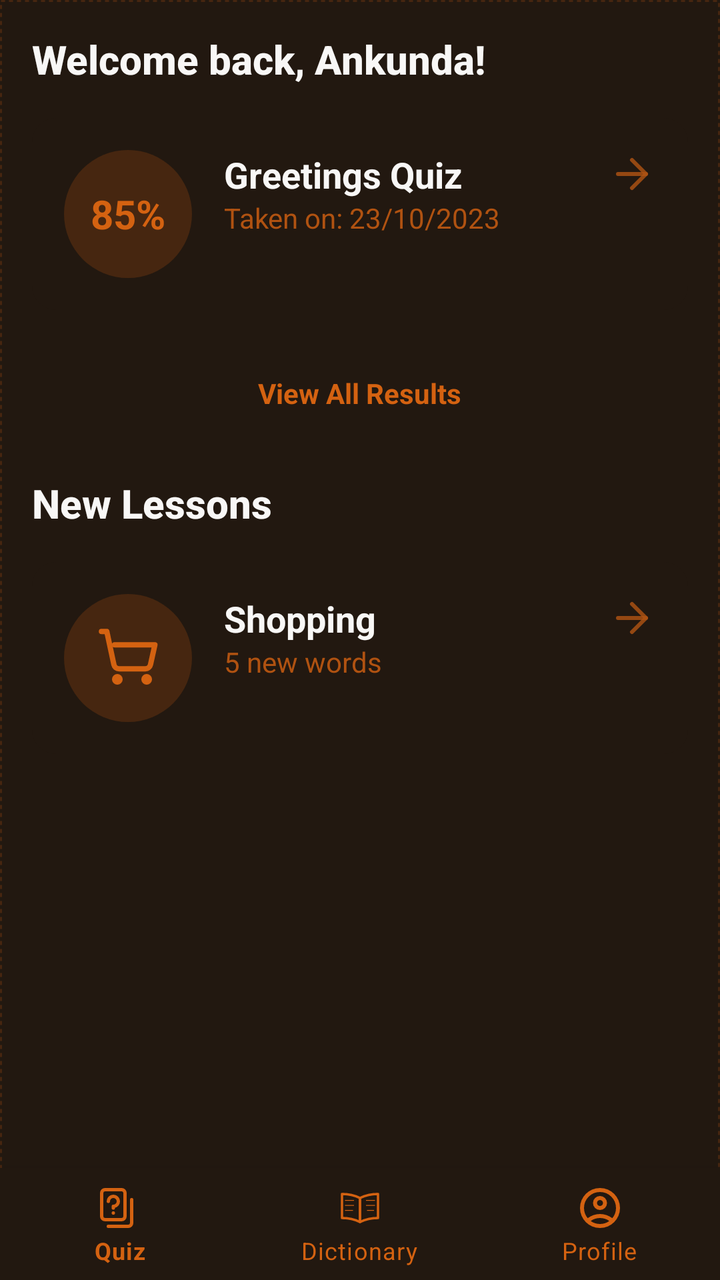
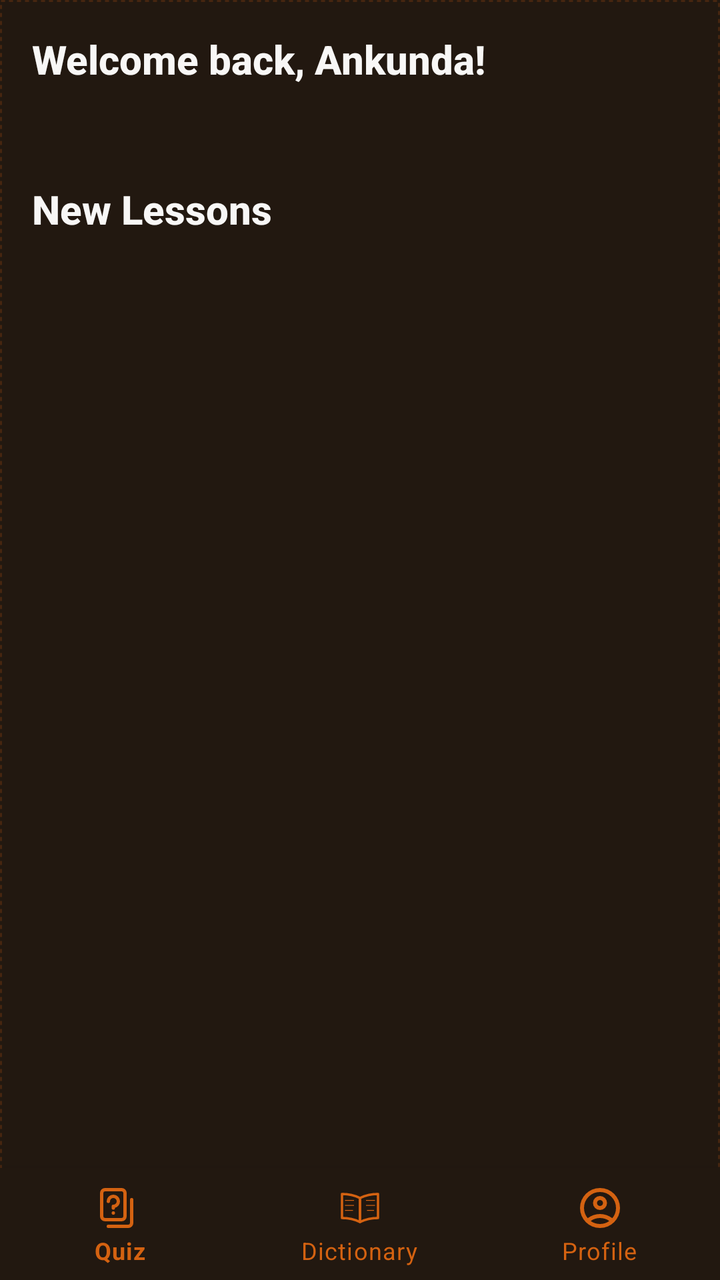

The first picture is an Android layout as it rendered before a commit; the second is the same layout after the commit. The layout source and the unified diff follow.
<!-- AndroidManifest.xml: application theme Theme.RukigaApp -->
<!-- res/layout/fragment_home.xml -->
<?xml version="1.0" encoding="utf-8"?>
<androidx.coordinatorlayout.widget.CoordinatorLayout xmlns:android="http://schemas.android.com/apk/res/android"
    xmlns:app="http://schemas.android.com/apk/res-auto"
    android:layout_width="match_parent"
    android:layout_height="match_parent"
    android:background="@color/background_light">

    <LinearLayout
        android:layout_width="match_parent"
        android:layout_height="match_parent"
        android:orientation="vertical">

        

        
        <androidx.core.widget.NestedScrollView
            android:layout_width="match_parent"
            android:layout_height="0dp"
            android:layout_weight="1"
            android:background="@drawable/bg_african_pattern">

            <LinearLayout
                android:layout_width="match_parent"
                android:layout_height="wrap_content"
                android:orientation="vertical">

                
                <LinearLayout
                    android:layout_width="match_parent"
                    android:layout_height="wrap_content"
                    android:orientation="vertical"
                    android:padding="16dp">

                    <TextView
                        android:layout_width="match_parent"
                        android:layout_height="wrap_content"
                        android:text="Welcome back, Ankunda!"
                        android:textAppearance="@style/TextAppearance.AppCompat.Title"
                        android:textColor="@color/text_primary_dark"
                        android:textStyle="bold"
                        android:layout_marginBottom="16dp" />

                    
                    <androidx.cardview.widget.CardView
                        android:layout_width="match_parent"
                        android:layout_height="wrap_content"
                        android:layout_marginBottom="16dp"
                        app:cardCornerRadius="12dp"
                        app:cardBackgroundColor="@color/background_light_50"
                        app:cardElevation="0dp"
                        app:strokeColor="@color/border_primary_20"
                        app:strokeWidth="1dp">

                        <LinearLayout
                            android:layout_width="match_parent"
                            android:layout_height="wrap_content"
                            android:orientation="horizontal"
                            android:padding="16dp">

                            <LinearLayout
                                android:layout_width="64dp"
                                android:layout_height="64dp"
                                android:background="@drawable/bg_circle_primary_20"
                                android:gravity="center">

                                <TextView
                                    android:layout_width="wrap_content"
                                    android:layout_height="wrap_content"
                                    android:text="85%"
                                    android:textColor="@color/colorPrimary"
                                    android:textSize="20sp"
                                    android:textStyle="bold" />
                            </LinearLayout>

                            <LinearLayout
                                android:layout_width="0dp"
                                android:layout_height="wrap_content"
                                android:layout_weight="1"
                                android:orientation="vertical"
                                android:paddingStart="16dp"
                                android:paddingEnd="16dp">

                                <TextView
                                    android:layout_width="wrap_content"
                                    android:layout_height="wrap_content"
                                    android:text="Greetings Quiz"
                                    android:textColor="@color/text_primary_dark"
                                    android:textSize="18sp"
                                    android:textStyle="bold" />

                                <TextView
                                    android:layout_width="wrap_content"
                                    android:layout_height="wrap_content"
                                    android:text="Taken on: 23/10/2023"
                                    android:textColor="@color/primary_80"
                                    android:textSize="14sp" />
                            </LinearLayout>

                            <ImageButton
                                android:layout_width="wrap_content"
                                android:layout_height="wrap_content"
                                android:background="?attr/selectableItemBackgroundBorderless"
                                android:src="@drawable/ic_arrow_right"
                                app:tint="@color/primary_80" />
                        </LinearLayout>
                    </androidx.cardview.widget.CardView>

                    

                    <TextView
                        android:layout_width="wrap_content"
                        android:layout_height="wrap_content"
                        android:text="View All Results"
                        android:textColor="@color/colorPrimary"
                        android:textStyle="bold"
                        android:layout_gravity="center_horizontal"
                        android:layout_marginTop="16dp" />

                </LinearLayout>

                
                <LinearLayout
                    android:layout_width="match_parent"
                    android:layout_height="wrap_content"
                    android:orientation="vertical"
                    android:padding="16dp">

                    <TextView
                        android:layout_width="match_parent"
                        android:layout_height="wrap_content"
                        android:text="New Lessons"
                        android:textAppearance="@style/TextAppearance.AppCompat.Title"
                        android:textColor="@color/text_primary_dark"
                        android:textStyle="bold"
                        android:layout_marginBottom="16dp" />

                    
                    <androidx.cardview.widget.CardView
                        android:layout_width="match_parent"
                        android:layout_height="wrap_content"
                        android:layout_marginBottom="16dp"
                        app:cardCornerRadius="12dp"
                        app:cardBackgroundColor="@color/background_light_50"
                        app:cardElevation="0dp"
                        app:strokeColor="@color/border_primary_20"
                        app:strokeWidth="1dp">

                        <LinearLayout
                            android:layout_width="match_parent"
                            android:layout_height="wrap_content"
                            android:orientation="horizontal"
                            android:padding="16dp">

                            <LinearLayout
                                android:layout_width="64dp"
                                android:layout_height="64dp"
                                android:background="@drawable/bg_circle_primary_20"
                                android:gravity="center">

                                <ImageView
                                    android:layout_width="32dp"
                                    android:layout_height="32dp"
                                    android:src="@drawable/ic_shopping_cart"
                                    app:tint="@color/colorPrimary" />
                            </LinearLayout>

                            <LinearLayout
                                android:layout_width="0dp"
                                android:layout_height="wrap_content"
                                android:layout_weight="1"
                                android:orientation="vertical"
                                android:paddingStart="16dp"
                                android:paddingEnd="16dp">

                                <TextView
                                    android:layout_width="wrap_content"
                                    android:layout_height="wrap_content"
                                    android:text="Shopping"
                                    android:textColor="@color/text_primary_dark"
                                    android:textSize="18sp"
                                    android:textStyle="bold" />

                                <TextView
                                    android:layout_width="wrap_content"
                                    android:layout_height="wrap_content"
                                    android:text="5 new words"
                                    android:textColor="@color/primary_80"
                                    android:textSize="14sp" />
                            </LinearLayout>

                            <ImageButton
                                android:layout_width="wrap_content"
                                android:layout_height="wrap_content"
                                android:background="?attr/selectableItemBackgroundBorderless"
                                android:src="@drawable/ic_arrow_right"
                                app:tint="@color/primary_80" />
                        </LinearLayout>
                    </androidx.cardview.widget.CardView>

                    

                </LinearLayout>

            </LinearLayout>
        </androidx.core.widget.NestedScrollView>

    </LinearLayout>

    
    <com.google.android.material.bottomnavigation.BottomNavigationView
        android:id="@+id/bottom_navigation"
        android:layout_width="match_parent"
        android:layout_height="wrap_content"
        android:layout_gravity="bottom"
        android:background="@color/background_light"
        app:itemIconTint="@color/colorPrimary"
        app:itemTextColor="@color/colorPrimary"
        app:menu="@menu/bottom_nav_menu" />

</androidx.coordinatorlayout.widget.CoordinatorLayout>
<!-- resources referenced by this layout -->
<resources>
  <color name="background_light">#221810</color>
  <color name="background_light_50">#80221810</color>
  <color name="border_primary_20">#33d46211</color>
  <color name="colorPrimary">#d46211</color>
  <color name="primary_80">#ccd46211</color>
  <color name="text_primary_dark">#f8f7f6</color>
  <!-- drawable bg_african_pattern (drawable) -->
  <?xml version="1.0" encoding="utf-8"?>
  <layer-list xmlns:android="http://schemas.android.com/apk/res/android">
      <item>
          <color android:color="@color/background_light"/>
      </item>
      <item>
          <shape android:shape="rectangle">
              <stroke
                  android:width="1dp"
                  android:color="@color/primary_20"
                  android:dashWidth="2dp"
                  android:dashGap="2dp"/>
          </shape>
      </item>
  </layer-list>
  <!-- drawable bg_circle_primary_20 (drawable) -->
  <?xml version="1.0" encoding="utf-8"?>
  <shape xmlns:android="http://schemas.android.com/apk/res/android"
  android:shape="oval">
  <solid android:color="@color/primary_20" />
  </shape>
  <!-- drawable ic_arrow_right (drawable) -->
  <?xml version="1.0" encoding="utf-8"?>
  <vector xmlns:android="http://schemas.android.com/apk/res/android"
  android:width="24dp"
  android:height="24dp"
  android:viewportWidth="24"
  android:viewportHeight="24">
  <path
      android:pathData="M5,12L19,12"
      android:strokeWidth="2"
      android:fillColor="#00000000"
      android:strokeColor="@color/primary_80"
      android:strokeLineCap="round"
      android:strokeLineJoin="round"/>
  <path
      android:pathData="M12,5L19,12L12,19"
      android:strokeWidth="2"
      android:fillColor="#00000000"
      android:strokeColor="@color/primary_80"
      android:strokeLineCap="round"
      android:strokeLineJoin="round"/>
  </vector>
  <!-- drawable ic_shopping_cart (drawable) -->
  <?xml version="1.0" encoding="utf-8"?>
  <vector xmlns:android="http://schemas.android.com/apk/res/android"
  android:width="32dp"
  android:height="32dp"
  android:viewportWidth="24"
  android:viewportHeight="24">
  <path
      android:pathData="M8,21a1,1 0,1 0,0 -2,1 1,0 0,0 0,2z"
      android:strokeWidth="2"
      android:fillColor="#00000000"
      android:strokeColor="@color/colorPrimary"
      android:strokeLineCap="round"
      android:strokeLineJoin="round"/>
  <path
      android:pathData="M19,21a1,1 0,1 0,0 -2,1 1,0 0,0 0,2z"
      android:strokeWidth="2"
      android:fillColor="#00000000"
      android:strokeColor="@color/colorPrimary"
      android:strokeLineCap="round"
      android:strokeLineJoin="round"/>
  <path
      android:pathData="M2.05,2.05h2l2.66,12.42a2,2 0,0 0,2 1.58h9.78a2,2 0,0 0,1.95 -1.57l1.65,-7.43h-15.1"
      android:strokeWidth="2"
      android:fillColor="#00000000"
      android:strokeColor="@color/colorPrimary"
      android:strokeLineCap="round"
      android:strokeLineJoin="round"/>
  </vector>
  <style name="Theme.RukigaApp" parent="Theme.MaterialComponents.DayNight.DarkActionBar">
          
          <item name="colorPrimary">@color/brown</item>
          <item name="colorPrimaryVariant">@color/brown</item>
          <item name="colorOnPrimary">@color/white</item>
          
          <item name="colorSecondary">@color/light_brown</item>
          <item name="colorSecondaryVariant">@color/light_brown</item>
          <item name="colorOnSecondary">@color/black</item>
          
          <item name="android:statusBarColor">@color/brown</item>
          
      </style>
  <color name="primary_20">#33d46211</color>
  <color name="brown">#833A0E</color>
  <color name="white">#FFFFFFFF</color>
  <color name="light_brown">#C48C7468</color>
  <color name="black">#FF000000</color>
</resources>

<!-- the commit's change to res/layout/fragment_home.xml (unified diff, before → after) -->
@@ -1,22 +1,23 @@
 <?xml version="1.0" encoding="utf-8"?>
-<androidx.coordinatorlayout.widget.CoordinatorLayout xmlns:android="http://schemas.android.com/apk/res/android"
+<androidx.coordinatorlayout.widget.CoordinatorLayout
+    xmlns:android="http://schemas.android.com/apk/res/android"
     xmlns:app="http://schemas.android.com/apk/res-auto"
     android:layout_width="match_parent"
     android:layout_height="match_parent"
     android:background="@color/background_light">
 
+    
     <LinearLayout
         android:layout_width="match_parent"
         android:layout_height="match_parent"
         android:orientation="vertical">
 
         
-
-        
         <androidx.core.widget.NestedScrollView
             android:layout_width="match_parent"
             android:layout_height="0dp"
             android:layout_weight="1"
+            android:fillViewport="true"
             android:background="@drawable/bg_african_pattern">
 
             <LinearLayout
@@ -25,181 +26,83 @@
                 android:orientation="vertical">
 
                 
-                <LinearLayout
+                <androidx.constraintlayout.widget.ConstraintLayout
                     android:layout_width="match_parent"
                     android:layout_height="wrap_content"
-                    android:orientation="vertical"
                     android:padding="16dp">
 
                     <TextView
-                        android:layout_width="match_parent"
+                        android:id="@+id/welcomeText"
+                        android:layout_width="0dp"
                         android:layout_height="wrap_content"
                         android:text="Welcome back, Ankunda!"
                         android:textAppearance="@style/TextAppearance.AppCompat.Title"
                         android:textColor="@color/text_primary_dark"
                         android:textStyle="bold"
-                        android:layout_marginBottom="16dp" />
+                        app:layout_constraintTop_toTopOf="parent"
+                        app:layout_constraintStart_toStartOf="parent"
+                        app:layout_constraintEnd_toEndOf="parent"/>
 
                     
-                    <androidx.cardview.widget.CardView
-                        android:layout_width="match_parent"
-                        android:layout_height="wrap_content"
-                        android:layout_marginBottom="16dp"
-                        app:cardCornerRadius="12dp"
-                        app:cardBackgroundColor="@color/background_light_50"
-                        app:cardElevation="0dp"
-                        app:strokeColor="@color/border_primary_20"
-                        app:strokeWidth="1dp">
-
-                        <LinearLayout
-                            android:layout_width="match_parent"
-                            android:layout_height="wrap_content"
-                            android:orientation="horizontal"
-                            android:padding="16dp">
-
-                            <LinearLayout
-                                android:layout_width="64dp"
-                                android:layout_height="64dp"
-                                android:background="@drawable/bg_circle_primary_20"
-                                android:gravity="center">
-
-                                <TextView
-                                    android:layout_width="wrap_content"
-                                    android:layout_height="wrap_content"
-                                    android:text="85%"
-                                    android:textColor="@color/colorPrimary"
-                                    android:textSize="20sp"
-                                    android:textStyle="bold" />
-                            </LinearLayout>
-
-                            <LinearLayout
-                                android:layout_width="0dp"
-                                android:layout_height="wrap_content"
-                                android:layout_weight="1"
-                                android:orientation="vertical"
-                                android:paddingStart="16dp"
-                                android:paddingEnd="16dp">
-
-                                <TextView
-                                    android:layout_width="wrap_content"
-                                    android:layout_height="wrap_content"
-                                    android:text="Greetings Quiz"
-                                    android:textColor="@color/text_primary_dark"
-                                    android:textSize="18sp"
-                                    android:textStyle="bold" />
-
-                                <TextView
-                                    android:layout_width="wrap_content"
-                                    android:layout_height="wrap_content"
-                                    android:text="Taken on: 23/10/2023"
-                                    android:textColor="@color/primary_80"
-                                    android:textSize="14sp" />
-                            </LinearLayout>
-
-                            <ImageButton
-                                android:layout_width="wrap_content"
-                                android:layout_height="wrap_content"
-                                android:background="?attr/selectableItemBackgroundBorderless"
-                                android:src="@drawable/ic_arrow_right"
-                                app:tint="@color/primary_80" />
-                        </LinearLayout>
-                    </androidx.cardview.widget.CardView>
-
-                    
-
                     <TextView
+                        android:id="@+id/emptyStateText"
                         android:layout_width="wrap_content"
                         android:layout_height="wrap_content"
-                        android:text="View All Results"
-                        android:textColor="@color/colorPrimary"
-                        android:textStyle="bold"
-                        android:layout_gravity="center_horizontal"
-                        android:layout_marginTop="16dp" />
+                        android:layout_marginTop="24dp"
+                        android:padding="24dp"
+                        android:text="@string/no_quiz_results"
+                        android:textAlignment="center"
+                        android:textSize="16sp"
+                        android:textColor="@color/text_primary_dark"
+                        android:clickable="true"
+                        android:focusable="true"
+                        android:background="?attr/selectableItemBackground"
+                        android:visibility="gone"
+                        app:layout_constraintTop_toBottomOf="@id/welcomeText"
+                        app:layout_constraintStart_toStartOf="parent"
+                        app:layout_constraintEnd_toEndOf="parent"/>
 
-                </LinearLayout>
+                    <androidx.recyclerview.widget.RecyclerView
+                        android:id="@+id/quizHistoryRecyclerView"
+                        android:layout_width="0dp"
+                        android:layout_height="wrap_content"
+                        android:layout_marginTop="16dp"
+                        android:nestedScrollingEnabled="false"
+                        app:layout_constraintTop_toBottomOf="@id/welcomeText"
+                        app:layout_constraintStart_toStartOf="parent"
+                        app:layout_constraintEnd_toEndOf="parent"/>
+
+                </androidx.constraintlayout.widget.ConstraintLayout>
 
                 
-                <LinearLayout
+                <androidx.constraintlayout.widget.ConstraintLayout
                     android:layout_width="match_parent"
                     android:layout_height="wrap_content"
-                    android:orientation="vertical"
                     android:padding="16dp">
 
                     <TextView
-                        android:layout_width="match_parent"
+                        android:id="@+id/newLessonsTitle"
+                        android:layout_width="0dp"
                         android:layout_height="wrap_content"
                         android:text="New Lessons"
                         android:textAppearance="@style/TextAppearance.AppCompat.Title"
                         android:textColor="@color/text_primary_dark"
                         android:textStyle="bold"
-                        android:layout_marginBottom="16dp" />
+                        app:layout_constraintTop_toTopOf="parent"
+                        app:layout_constraintStart_toStartOf="parent"
+                        app:layout_constraintEnd_toEndOf="parent"/>
 
-                    
-                    <androidx.cardview.widget.CardView
-                        android:layout_width="match_parent"
+                    <androidx.recyclerview.widget.RecyclerView
+                        android:id="@+id/lessonRecyclerView"
+                        android:layout_width="0dp"
                         android:layout_height="wrap_content"
-                        android:layout_marginBottom="16dp"
-                        app:cardCornerRadius="12dp"
-                        app:cardBackgroundColor="@color/background_light_50"
-                        app:cardElevation="0dp"
-                        app:strokeColor="@color/border_primary_20"
-                        app:strokeWidth="1dp">
+                        android:layout_marginTop="16dp"
+                        android:nestedScrollingEnabled="false"
+                        app:layout_constraintTop_toBottomOf="@id/newLessonsTitle"
+                        app:layout_constraintStart_toStartOf="parent"
+                        app:layout_constraintEnd_toEndOf="parent"/>
 
-                        <LinearLayout
-                            android:layout_width="match_parent"
-                            android:layout_height="wrap_content"
-                            android:orientation="horizontal"
-                            android:padding="16dp">
-
-                            <LinearLayout
-                                android:layout_width="64dp"
-                                android:layout_height="64dp"
-                                android:background="@drawable/bg_circle_primary_20"
-                                android:gravity="center">
-
-                                <ImageView
-                                    android:layout_width="32dp"
-                                    android:layout_height="32dp"
-                                    android:src="@drawable/ic_shopping_cart"
-                                    app:tint="@color/colorPrimary" />
-                            </LinearLayout>
-
-                            <LinearLayout
-                                android:layout_width="0dp"
-                                android:layout_height="wrap_content"
-                                android:layout_weight="1"
-                                android:orientation="vertical"
-                                android:paddingStart="16dp"
-                                android:paddingEnd="16dp">
-
-                                <TextView
-                                    android:layout_width="wrap_content"
-                                    android:layout_height="wrap_content"
-                                    android:text="Shopping"
-                                    android:textColor="@color/text_primary_dark"
-                                    android:textSize="18sp"
-                                    android:textStyle="bold" />
-
-                                <TextView
-                                    android:layout_width="wrap_content"
-                                    android:layout_height="wrap_content"
-                                    android:text="5 new words"
-                                    android:textColor="@color/primary_80"
-                                    android:textSize="14sp" />
-                            </LinearLayout>
-
-                            <ImageButton
-                                android:layout_width="wrap_content"
-                                android:layout_height="wrap_content"
-                                android:background="?attr/selectableItemBackgroundBorderless"
-                                android:src="@drawable/ic_arrow_right"
-                                app:tint="@color/primary_80" />
-                        </LinearLayout>
-                    </androidx.cardview.widget.CardView>
-
-                    
-
-                </LinearLayout>
+                </androidx.constraintlayout.widget.ConstraintLayout>
 
             </LinearLayout>
         </androidx.core.widget.NestedScrollView>
<!-- resource entries referenced after the edit -->
@@ -1,10 +1,7 @@
 <!-- resources referenced by this layout -->
 <resources>
   <color name="background_light">#221810</color>
-  <color name="background_light_50">#80221810</color>
-  <color name="border_primary_20">#33d46211</color>
   <color name="colorPrimary">#d46211</color>
-  <color name="primary_80">#ccd46211</color>
   <color name="text_primary_dark">#f8f7f6</color>
   <!-- drawable bg_african_pattern (drawable) -->
   <?xml version="1.0" encoding="utf-8"?>
@@ -22,63 +19,7 @@
           </shape>
       </item>
   </layer-list>
-  <!-- drawable bg_circle_primary_20 (drawable) -->
-  <?xml version="1.0" encoding="utf-8"?>
-  <shape xmlns:android="http://schemas.android.com/apk/res/android"
-  android:shape="oval">
-  <solid android:color="@color/primary_20" />
-  </shape>
-  <!-- drawable ic_arrow_right (drawable) -->
-  <?xml version="1.0" encoding="utf-8"?>
-  <vector xmlns:android="http://schemas.android.com/apk/res/android"
-  android:width="24dp"
-  android:height="24dp"
-  android:viewportWidth="24"
-  android:viewportHeight="24">
-  <path
-      android:pathData="M5,12L19,12"
-      android:strokeWidth="2"
-      android:fillColor="#00000000"
-      android:strokeColor="@color/primary_80"
-      android:strokeLineCap="round"
-      android:strokeLineJoin="round"/>
-  <path
-      android:pathData="M12,5L19,12L12,19"
-      android:strokeWidth="2"
-      android:fillColor="#00000000"
-      android:strokeColor="@color/primary_80"
-      android:strokeLineCap="round"
-      android:strokeLineJoin="round"/>
-  </vector>
-  <!-- drawable ic_shopping_cart (drawable) -->
-  <?xml version="1.0" encoding="utf-8"?>
-  <vector xmlns:android="http://schemas.android.com/apk/res/android"
-  android:width="32dp"
-  android:height="32dp"
-  android:viewportWidth="24"
-  android:viewportHeight="24">
-  <path
-      android:pathData="M8,21a1,1 0,1 0,0 -2,1 1,0 0,0 0,2z"
-      android:strokeWidth="2"
-      android:fillColor="#00000000"
-      android:strokeColor="@color/colorPrimary"
-      android:strokeLineCap="round"
-      android:strokeLineJoin="round"/>
-  <path
-      android:pathData="M19,21a1,1 0,1 0,0 -2,1 1,0 0,0 0,2z"
-      android:strokeWidth="2"
-      android:fillColor="#00000000"
-      android:strokeColor="@color/colorPrimary"
-      android:strokeLineCap="round"
-      android:strokeLineJoin="round"/>
-  <path
-      android:pathData="M2.05,2.05h2l2.66,12.42a2,2 0,0 0,2 1.58h9.78a2,2 0,0 0,1.95 -1.57l1.65,-7.43h-15.1"
-      android:strokeWidth="2"
-      android:fillColor="#00000000"
-      android:strokeColor="@color/colorPrimary"
-      android:strokeLineCap="round"
-      android:strokeLineJoin="round"/>
-  </vector>
+  <string name="no_quiz_results">No quiz results.\nStart new quiz</string>
   <style name="Theme.RukigaApp" parent="Theme.MaterialComponents.DayNight.DarkActionBar">
           
           <item name="colorPrimary">@color/brown</item>
